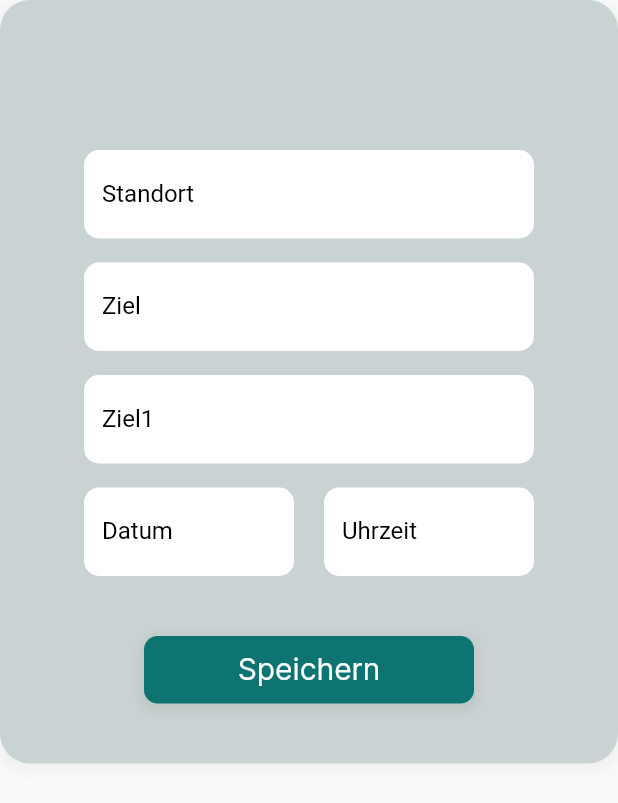
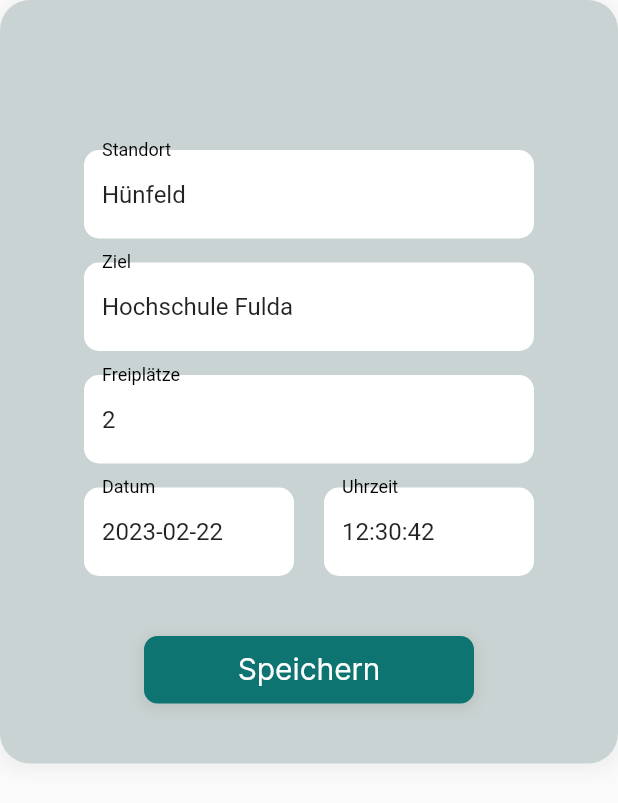
Before and after one commit to drmilde/carida_unigo_v0, a Flutter app: the HinzufuegenScreen screen opened directly, on a phone screen of 412 x 824 dp. Shown: the top 803 px of the screen. Run offline on Flutter 3.47's test engine with Material 2 defaults, Android fonts, the phone set to English and light mode, and no system bars; drawn by our look-alikes of flutter_form_builder; our stand-ins replace curved_navigation_bar, flutter_map, flutter_rating_bar, flutter_svg, form_builder_validators, get and 3 more; missing offline and left inert: string_similarity; accounts and stored records are empty.

Commit message:
Hinzufügen von Fahrten über das Formular funktioniert jetzt

```diff
--- a/lib/sb/screens/hinzufuegen/hinzufuegen_screen.dart
+++ b/lib/sb/screens/hinzufuegen/hinzufuegen_screen.dart
@@ -3,9 +3,12 @@ import 'package:flutter/services.dart';
 import 'package:flutter_form_builder/flutter_form_builder.dart';
 import 'package:get/get.dart';
 import 'package:projects/services/controller/ug_state_controller.dart';
+import 'package:projects/services/extensions/unigo_service_angebot_extension.dart';
 
 import '../../../screens/widgets/forms/form_submit_button.dart';
 import '../../../screens/widgets/forms/form_text_field.dart';
+import '../../../services/model/angebot.dart';
+import '../../../services/unigo_service.dart';
 
 class HinzufuegenScreen extends StatefulWidget {
   const HinzufuegenScreen({Key? key}) : super(key: key);
@@ -16,6 +19,7 @@ class HinzufuegenScreen extends StatefulWidget {
 
 class _HinzufuegenScreenState extends State<HinzufuegenScreen> {
   UGStateController _controller = Get.find();
+  UniGoService service = UniGoService();
 
   @override
   void initState() {
@@ -111,18 +115,21 @@ class _HinzufuegenScreenState extends State<HinzufuegenScreen> {
             formKey: formKey,
             name: "standort",
             labelText: "Standort",
+            value: "Hünfeld",
           ),
           const SizedBox(height: 16),
           CustomFormTextField(
             formKey: formKey,
             name: "ziel",
             labelText: "Ziel",
+            value: "Hochschule Fulda",
           ),
           const SizedBox(height: 16),
           CustomFormTextField(
             formKey: formKey,
-            name: "ziel1",
-            labelText: "Ziel1",
+            name: "freiplaetze",
+            labelText: "Freiplätze",
+            value: "2",
           ),
           const SizedBox(height: 16),
           Container(
@@ -135,12 +142,14 @@ class _HinzufuegenScreenState extends State<HinzufuegenScreen> {
                   width: 140,
                   name: "datum",
                   labelText: "Datum",
+                  value: "2023-02-22",
                 ),
                 CustomFormTextField(
                   formKey: formKey,
                   width: 140,
                   name: "zeit",
                   labelText: "Uhrzeit",
+                  value: "12:30:42"
                 ),
               ],
             ),
@@ -152,10 +161,26 @@ class _HinzufuegenScreenState extends State<HinzufuegenScreen> {
             callback: () async {
               String standort = formKey.currentState!.value['standort'];
               String ziel = formKey.currentState!.value['ziel'];
-              String ziel1 = formKey.currentState!.value['ziel1'];
-              String email = formKey.currentState!.value['email'];
+              String freiplaetze = formKey.currentState!.value['freiplaetze'];
               String datum = formKey.currentState!.value['datum'];
               String zeit = formKey.currentState!.value['zeit'];
+
+              Angebot angebot = Angebot(
+                id: 0,
+                datum: DateTime.parse("${datum}"),
+                uhrzeit: "${zeit}",
+                freiplaetze: 0,
+                startort: "${standort}",
+                zielort: "${ziel}",
+                hasprofile: [],
+              );
+
+              print (angebot);
+
+              bool result =
+                  await service.createAngebotById(id: 0, data: angebot);
+
+              print(result);
 
               // TODO es wurde etwas verdatändert
               _controller.change();
```
